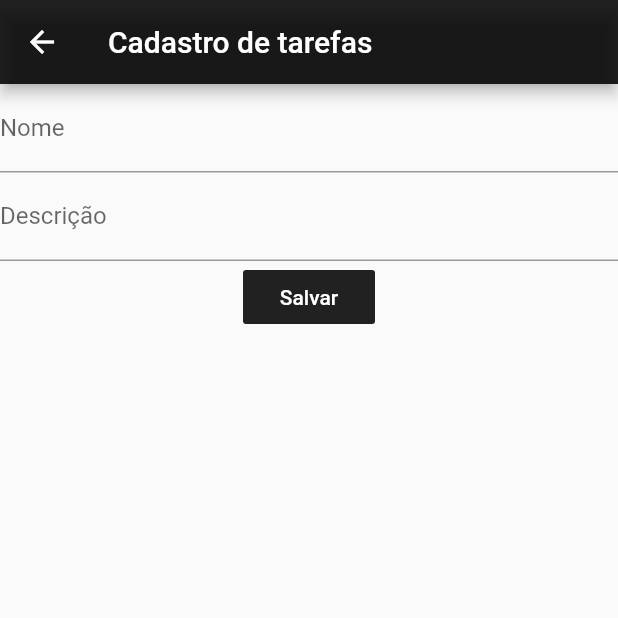
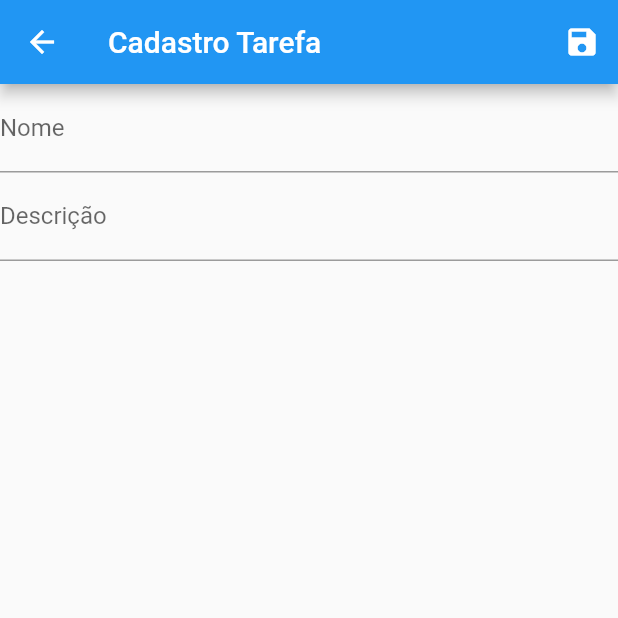
Before and after one commit to GustavoOrelio/FlutterIFPR, a Flutter app: the screen it shows after launch, after a tap on the "add" icon, on a phone screen of 412 x 824 dp, the top half of it. Run offline on Flutter 3.47's test engine with Material 2 defaults, Android fonts, the phone set to English and light mode, and no system bars; our stand-ins replace sqflite; accounts and stored records are empty.

Commit message:
Refatorando projeto.

```diff
--- a/Crud/lib/FormTarefa.dart
+++ /dev/null
@@ -1,80 +0,0 @@
-import 'package:flutter/material.dart';
-import 'package:path/path.dart';
-import 'package:sqflite/sqflite.dart';
-
-class FormTarefa extends StatelessWidget {
-  Future<int> salvar(String nome, String descricao, [int? id]) async {
-    String caminho = join(await getDatabasesPath(), 'tarefa.db');
-    Database banco = await openDatabase(caminho, version: 1);
-
-    String sql;
-    Future<int> linhasAfetadas;
-    if (id == null) {
-      sql = 'INSERT INTO tarefa (nome, descricao) VALUES (?, ?)';
-      linhasAfetadas = banco.rawInsert(sql, [nome, descricao]);
-    } else {
-      sql = 'UPDATE tarefa SET nome = ?, descricao = ? WHERE id = ?';
-      linhasAfetadas = banco.rawUpdate(sql, [nome, descricao, id]);
-    }
-    return linhasAfetadas;
-  }
-
-  Future<int> deletar(int id) async {
-    String caminho = join(await getDatabasesPath(), 'tarefa.db');
-    Database banco = await openDatabase(caminho, version: 1);
-    String sql = "DELETE FROM tarefa WHERE id = ?";
-    Future<int> linhaAfetada;
-    linhaAfetada = banco.rawDelete(sql, [id]);
-    return linhaAfetada;
-  }
-
-  @override
-  Widget build(BuildContext context) {
-    int? id;
-    String? nome;
-    String? descricao;
-
-    var argumento = ModalRoute.of(context)?.settings.arguments;
-    if (argumento != null) {
-      Map<String, Object?> tarefa = argumento as Map<String, Object?>;
-      id = tarefa['id'] as int;
-      nome = tarefa['nome'] as String;
-      descricao = tarefa['descricao'] as String;
-    }
-
-    return Scaffold(
-      appBar: AppBar(
-        backgroundColor: Colors.black87,
-        title: const Text('Cadastro de tarefas'),
-      ),
-      body: Column(
-        children: [
-          TextFormField(
-            decoration: InputDecoration(
-                label: Text('Nome'), hintText: 'Informe o nome da tarefa'),
-            onChanged: (valorDigitado) => nome = valorDigitado,
-            initialValue: nome,
-          ),
-          TextFormField(
-            decoration: InputDecoration(
-                label: Text('Descrição'),
-                hintText: 'Informe a descrição da tarefa'),
-            onChanged: (valorDigitado) => descricao = valorDigitado,
-            initialValue: descricao,
-          ),
-          FlatButton(
-            color: Colors.black87,
-            textColor: Colors.white,
-            child: Text('Salvar'),
-            onPressed: () {
-              salvar(nome!, descricao!, id!);
-              Navigator.pushNamed(context, '/');
-
-              //Para salvar precisa pegar o que foi preenchido nos dois campos e salvar;
-            },
-          ),
-        ],
-      ),
-    );
-  }
-}
--- a/Crud/lib/ListaTarefa.dart
+++ /dev/null
@@ -1,113 +0,0 @@
-import 'package:crud/FormTarefa.dart';
-import 'package:flutter/material.dart';
-import 'package:path/path.dart';
-import 'package:sqflite/sqflite.dart';
-
-class ListaTarefa extends StatelessWidget {
-  Future<List<Map<String, Object?>>> buscarDados() async {
-    String caminho = join(await getDatabasesPath(), 'tarefa.db');
-    Database db = await openDatabase(
-      caminho,
-      version: 1,
-      onCreate: (db, version) {
-        db.execute('''
-          CREATE TABLE tarefa(
-          id INTEGER PRIMARY KEY,
-          nome TEXT NOT NULL,
-          descricao TEXT NOT NULL
-          )
-        ''');
-      },
-    );
-    List<Map<String, Object?>> lista =
-        await db.rawQuery('SELECT * FROM tarefa');
-    return lista;
-  }
-
-  @override
-  Widget build(BuildContext context) {
-    return Scaffold(
-      appBar: AppBar(
-        backgroundColor: Colors.black87,
-        title: const Text('Lista de tarefas'),
-        actions: [
-          IconButton(
-              padding: EdgeInsets.only(left: 15),
-              onPressed: () {
-                Navigator.pushNamed(context, '/formTarefa');
-              },
-              icon: Icon(Icons.add)),
-          IconButton(
-              onPressed: () {
-                Navigator.pushNamed(context, '/usuario');
-              },
-              icon: Icon(Icons.account_circle))
-        ],
-      ),
-      body: FutureBuilder(
-        future: buscarDados(),
-        builder:
-            (context, AsyncSnapshot<List<Map<String, Object?>>> dadosFuturo) {
-          if (!dadosFuturo.hasData) return CircularProgressIndicator();
-          var listaTarefa = dadosFuturo.data!;
-          return ListView.builder(
-            itemCount: listaTarefa.length,
-            itemBuilder: (context, contador) {
-              var tarefa = listaTarefa[contador];
-              return ListTile(
-                title: Text(tarefa['nome'].toString()),
-                subtitle: Text(tarefa['descricao'].toString()),
-                trailing: SizedBox(
-                  width: 100,
-                  child: Row(
-                    children: [
-                      IconButton(
-                        onPressed: () {
-                          Navigator.pushNamed(context, '/formTarefa',
-                              arguments: tarefa);
-                        },
-                        icon: Icon(Icons.edit),
-                        color: Colors.green,
-                      ),
-                      IconButton(
-                        onPressed: () {
-                          showDialog(
-                              context: context,
-                              builder: (BuildContext context) {
-                                return AlertDialog(
-                                  content: Text(
-                                      "Tem certeza que deseja excluir? Obs. Está ação não pode ser desfeita"),
-                                  actions: [
-                                    ElevatedButton(
-                                      child: Text("Sim"),
-                                      onPressed: () {
-                                        FormTarefa form = new FormTarefa();
-                                        form.deletar(
-                                            int.parse(tarefa['id'].toString()));
-                                        Navigator.pushNamed(context, '/');
-                                      },
-                                    ),
-                                    ElevatedButton(
-                                      child: Text("Não"),
-                                      onPressed: () {
-                                        Navigator.pushNamed(context, '/');
-                                      },
-                                    ),
-                                  ],
-                                );
-                              });
-                        },
-                        icon: Icon(Icons.delete),
-                        color: Colors.red,
-                      ),
-                    ],
-                  ),
-                ),
-              );
-            },
-          );
-        },
-      ),
-    );
-  }
-}
--- a/Crud/lib/main.dart
+++ b/Crud/lib/main.dart
@@ -1,7 +1,7 @@
-import 'package:crud/FormTarefa.dart';
-import 'package:crud/ListaTarefa.dart';
-import 'package:crud/Usuario.dart';
+import 'package:crud/view/tarefa_form.dart';
+import 'package:crud/view/tarefa_lista.dart';
 import 'package:flutter/material.dart';
+
 
 void main() {
   runApp(const MyApp());
@@ -10,6 +10,7 @@ void main() {
 class MyApp extends StatelessWidget {
   const MyApp({Key? key}) : super(key: key);
 
+  // This widget is the root of your application.
   @override
   Widget build(BuildContext context) {
     return MaterialApp(
@@ -19,10 +20,9 @@ class MyApp extends StatelessWidget {
         primarySwatch: Colors.blue,
       ),
       routes: {
-        '/' : (context) => ListaTarefa(),
-        '/formTarefa' : (context) => FormTarefa(),
-        '/usuario' : (context) => Usuario()
-      }
+        '/' :(context) => const TarefaLista(),
+        '/tarefaForm' :(context) => TarefaForm()
+      },
     );
   }
 }
--- /dev/null
+++ b/Crud/lib/view/tarefa_form.dart
@@ -0,0 +1,72 @@
+import 'package:flutter/material.dart';
+import 'package:path/path.dart';
+import 'package:sqflite/sqflite.dart';
+
+// ignore: must_be_immutable
+class TarefaForm extends StatelessWidget{
+  dynamic id;
+  String? nome;
+  String? descricao;
+
+  TarefaForm({Key? key}) : super(key: key);
+
+  Future<int> salvar() async {
+    String path = join(await getDatabasesPath(), 'banco.db');
+    //deleteDatabase(path);
+    Database database = await openDatabase(path,version: 1);
+    String sql;
+    Future<int> linhasAfetadas;
+    if(id == null){
+      sql = 'INSERT INTO tarefa (nome, descricao) VALUES (?,?)';
+      linhasAfetadas = database.rawInsert(sql,[nome,descricao]);
+    }else{
+      sql = 'UPDATE tarefa SET nome = ?, descricao =? WHERE id = ?';
+      linhasAfetadas = database.rawUpdate(sql,[nome, descricao, id]);
+    }
+    return linhasAfetadas;
+  }
+
+  Widget _criarCampo(String rotulo, String? dica, ValueChanged<String>? vincularValor, String? valorInicial){
+    return TextFormField(
+      decoration: InputDecoration(
+        label: Text(rotulo),
+        hintText: dica
+      ),
+      onChanged: vincularValor,
+      initialValue: valorInicial ??='',
+    );
+  }
+
+  @override
+  Widget build(BuildContext context){
+    var argumento = ModalRoute.of(context)?.settings.arguments;
+    if(argumento != null){
+      Map<String,Object?> tarefa = argumento as Map<String,Object?>;
+      id = tarefa['id'] as int;
+      nome = tarefa['nome'] as String;
+      descricao = tarefa['descricao'] as String;
+    }
+    return Scaffold(
+      appBar: AppBar(
+        title: const Text('Cadastro Tarefa'),
+        actions: [
+          IconButton(
+            icon: const Icon(Icons.save),
+            onPressed: (){
+              salvar();
+              Navigator.pop(context);
+            }
+          ),
+        ],
+      ),
+      body:Form(
+        child: Column(
+          children: [
+            _criarCampo('Nome', 'Digite seu nome', (valorDigitado) => nome = valorDigitado, nome ),
+            _criarCampo('Descrição', 'Descreva a tarefa', (valorDigitado) => descricao = valorDigitado, descricao),
+          ]
+        ),
+      )
+    );
+  }
+}
--- /dev/null
+++ b/Crud/lib/view/tarefa_lista.dart
@@ -0,0 +1,84 @@
+import 'package:flutter/material.dart';
+import 'package:path/path.dart';
+import 'package:sqflite/sqflite.dart';
+
+class TarefaLista extends StatelessWidget{
+  const TarefaLista({Key? key}) : super(key: key);
+
+  Future<List<Map<String, Object?>>> consultar() async {
+    String path = join(await getDatabasesPath(), 'banco.db');
+    //deleteDatabase(path);
+    Database database = await openDatabase(
+      path,
+      version: 1,
+      onCreate: (db, v){
+        db.execute('CREATE TABLE tarefa(id INTEGER PRIMARY KEY, nome TEXT, descricao TEXT)');
+        db.execute('INSERT INTO tarefa(nome, descricao) VALUES("Projeto","Projeto Web")');
+        db.execute('INSERT INTO tarefa(nome, descricao) VALUES("Apresentação","Apresentação em grupo")');
+        db.execute('INSERT INTO tarefa(nome, descricao) VALUES("Lista","Lista Exercícios")');
+      },
+    );
+    List<Map<String, Object?>> list = await database.rawQuery('SELECT * FROM tarefa');
+    return list;
+  }
+
+  Future<int> excluir(int id) async {
+    String path = join(await getDatabasesPath(), 'banco.db');
+    Database database = await openDatabase(path,version: 1);
+    int linhasAfetadas = await database.rawDelete('DELETE FROM tarefa WHERE id = ?',[id]);
+    return linhasAfetadas;
+  }
+
+  @override
+  Widget build(BuildContext context) {
+    return Scaffold(
+      appBar: AppBar(
+        title: const Text('Lista Tarefas'),
+        actions: [
+          IconButton(
+            icon: const Icon(Icons.add),
+            onPressed: () => Navigator.pushNamed(context, '/tarefaForm') )
+        ],
+      ),
+      body: FutureBuilder(
+        future:consultar(),
+        builder: (context,  AsyncSnapshot<List<Map<String, Object?>>> snapshot){
+          if(!snapshot.hasData) return const CircularProgressIndicator();
+          var lista = snapshot.data!;
+          return ListView.builder(
+              itemCount: lista.length,
+              itemBuilder: (context, contador){
+                var tarefa = lista[contador];
+                return ListTile(
+                  title: Text(tarefa["nome"].toString()),
+                  subtitle: Text(tarefa["descricao"].toString()),
+                  trailing: SizedBox(
+                    width: 100,
+                    child: Row(
+                      children: [
+                        IconButton(
+                          icon: const Icon(Icons.edit),
+                          color: const Color(0xffb74093),
+                          onPressed: (){
+                            Navigator.pushNamed(context, '/tarefaForm', arguments: tarefa);
+                          },
+                        ),
+
+                        IconButton(
+                          icon: const Icon(Icons.delete),
+                          color: const Color(0xffff0000),
+                          onPressed: (){
+                            excluir(tarefa['id'] as int);
+                          },
+                        )
+                      ],
+                    ),
+                  ),
+                );
+              }
+          );
+        }
+      )
+    );
+  }
+}
```
Also changed, not shown: Crud/lib/Usuario.dart (deleted, +0 -54 lines).
